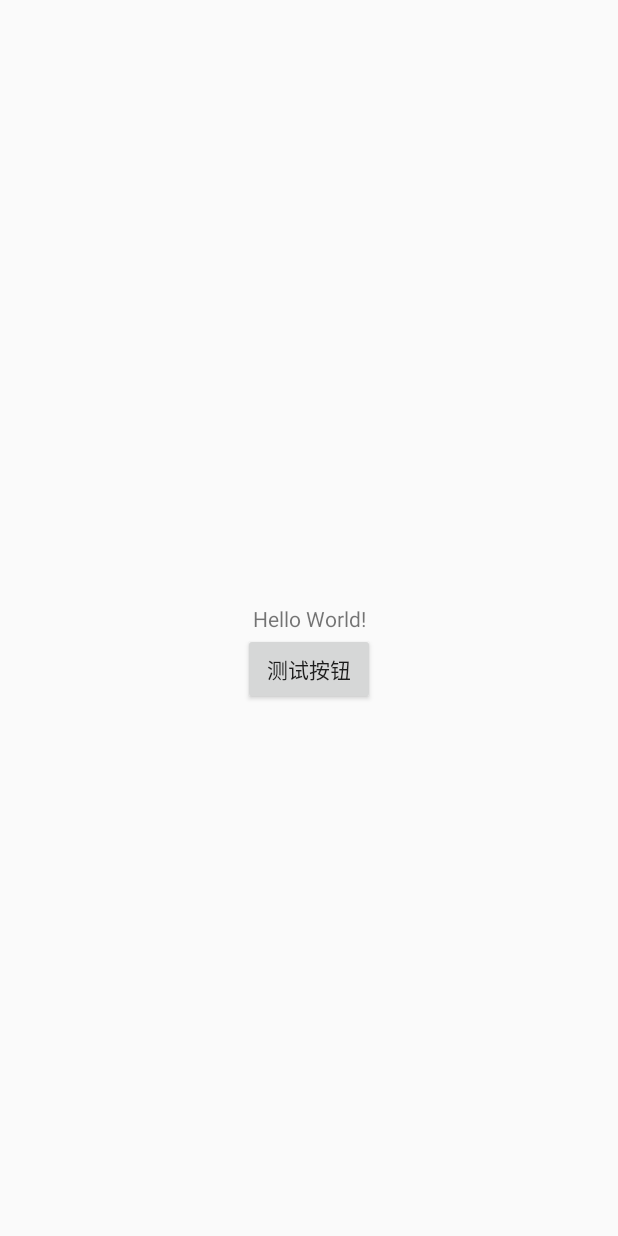
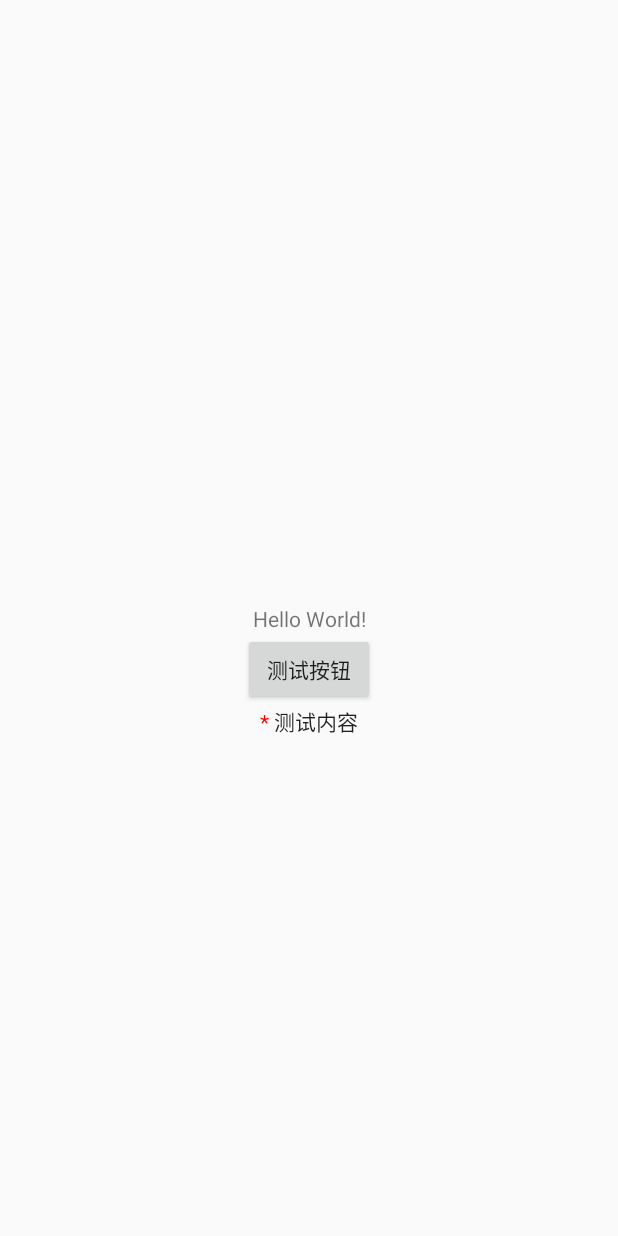
Before and after one commit to parade0393/baseProject, an Android app: the screen it shows after launch (MainActivity), on a phone screen of 412 x 824 dp. Run offline under Robolectric (Android 15) with nearby library versions, the phone set to English and light mode, and no system bars; our stand-ins replace ButterKnife, EventBus, RxJava; libraries missing offline, so code that uses them is left out: com.pgyersdk.update, com.tencent.bugly, com.tencent.smtt; 4 statements that could not run were skipped.

Commit message:
封装EventBus，增加自定义必填TextView

```diff
--- a/app/src/main/java/com/yunduo/wisdom/MainActivity.java
+++ b/app/src/main/java/com/yunduo/wisdom/MainActivity.java
@@ -5,6 +5,9 @@ import android.widget.Button;
 import android.widget.TextView;
 
 import com.yunduo.wisdom.base.BaseActivity;
+import com.yunduo.wisdom.constant.Constant;
+import com.yunduo.wisdom.util.eventbus.Event;
+import com.yunduo.wisdom.util.eventbus.EventBusUtil;
 
 public class MainActivity extends BaseActivity {
 
@@ -32,7 +35,7 @@ public class MainActivity extends BaseActivity {
 
     @Override
     protected void initData() {
-
+        EventBusUtil.sendEvent(new Event(Constant.EventCode.A,true));
     }
 
 }
--- a/app/src/main/java/com/yunduo/wisdom/base/BaseActivity.java
+++ b/app/src/main/java/com/yunduo/wisdom/base/BaseActivity.java
@@ -16,6 +16,7 @@ import android.view.View;
 import com.pgyersdk.update.PgyUpdateManager;
 import com.pgyersdk.update.UpdateManagerListener;
 import com.pgyersdk.update.javabean.AppBean;
+import com.yunduo.wisdom.util.eventbus.EventBusUtil;
 
 import butterknife.ButterKnife;
 import io.reactivex.Observable;
@@ -50,6 +51,9 @@ public abstract class BaseActivity extends AppCompatActivity {
 
     private void afterSetContentView() {
         ButterKnife.bind(this);
+        if (isRegisteredEventBus()){
+            EventBusUtil.register(this);
+        }
         initView();
         initData();
         initEvent();
@@ -78,12 +82,32 @@ public abstract class BaseActivity extends AppCompatActivity {
 
     protected abstract void initEvent();
 
+    /**
+     * 是否注册时间分发 默认不注册
+     * 重写此方法返回true来注册EventBus
+     * @return true:注册；false：不注册
+     */
+    protected boolean isRegisteredEventBus(){
+        return false;
+    }
 
     @Override
     protected void onDestroy() {
         super.onDestroy();
+        if (isRegisteredEventBus()){
+            EventBusUtil.unregister(this);
+        }
     }
 
+    @Override
+    protected void onResume() {
+        super.onResume();
+        if (isRegisteredEventBus()){
+            if (!EventBusUtil.isRegistered(this)){
+                EventBusUtil.register(this);
+            }
+        }
+    }
 
     private void checkUpdate(){
         new PgyUpdateManager.Builder()
--- /dev/null
+++ b/app/src/main/java/com/yunduo/wisdom/custom_view/RequiredTextView.java
@@ -0,0 +1,68 @@
+package com.yunduo.wisdom.custom_view;
+
+import android.content.Context;
+import android.content.res.TypedArray;
+import android.graphics.Color;
+import android.support.v7.widget.AppCompatTextView;
+import android.text.Spannable;
+import android.text.SpannableString;
+import android.text.Spanned;
+import android.text.TextUtils;
+import android.text.style.ForegroundColorSpan;
+import android.util.AttributeSet;
+
+import com.yunduo.wisdom.R;
+import com.yunduo.wisdom.util.font.FontCache;
+
+/**
+ * Created by parade岁月 on 2019/8/21 12:22
+ * 必填TextView，比如文字前有*，前缀字体可定制，颜色可定制
+ */
+public class RequiredTextView extends AppCompatTextView {
+
+    private String prefix = "";
+    private int prefixColor = Color.RED;
+    private String content;
+    private String typeFace;
+
+    public RequiredTextView(Context context) {
+        this(context, (AttributeSet) null);
+    }
+
+    public RequiredTextView(Context context, AttributeSet attrs) {
+        this(context, attrs, 0);
+    }
+
+    public RequiredTextView(Context context, AttributeSet attrs, int defStyleAttr) {
+        super(context, attrs, defStyleAttr);
+        init(context,attrs);
+    }
+
+    private void init(Context context, AttributeSet attrs) {
+        TypedArray array = context.obtainStyledAttributes(attrs, R.styleable.RequiredTextView);
+        prefix = array.getString(R.styleable.RequiredTextView_prefix);
+        prefixColor = array.getInteger(R.styleable.RequiredTextView_prefix_color, Color.RED);
+        content = array.getString(R.styleable.RequiredTextView_android_text);
+        typeFace = array.getString(R.styleable.RequiredTextView_type_face);
+        if (!TextUtils.isEmpty(typeFace)){
+            setTypeface(FontCache.getTypeface(typeFace,context));
+        }
+        if (TextUtils.isEmpty(prefix)){
+            prefix = "*";
+        }
+        if (TextUtils.isEmpty(content)){
+            content = "";
+        }
+
+        setTextContent(content);
+        array.recycle();
+    }
+
+    private void setTextContent(String content) {
+        Spannable span = new SpannableString(prefix +" "+ content);
+        span.setSpan(new ForegroundColorSpan(prefixColor), 0, prefix.length(), Spanned.SPAN_EXCLUSIVE_EXCLUSIVE);
+        setText(span);
+    }
+
+
+}
--- a/app/src/main/res/layout/activity_main.xml
+++ b/app/src/main/res/layout/activity_main.xml
@@ -25,4 +25,13 @@
         app:layout_constraintLeft_toLeftOf="parent"
         app:layout_constraintRight_toRightOf="parent"/>
 
+    <com.yunduo.wisdom.custom_view.RequiredTextView
+        android:id="@+id/re_text"
+        app:layout_constraintTop_toBottomOf="@id/btn_test"
+        app:layout_constraintLeft_toLeftOf="parent"
+        app:layout_constraintRight_toRightOf="parent"
+        android:layout_width="wrap_content"
+        android:layout_height="wrap_content"
+        android:text="测试内容"/>
+
 </android.support.constraint.ConstraintLayout>
```
Also changed, not shown: app/src/main/java/com/yunduo/wisdom/base/BaseFragment.java (+33 -7 lines), app/src/main/java/com/yunduo/wisdom/constant/Constant.java (+6 -1 lines), app/src/main/java/com/yunduo/wisdom/util/eventbus/Event.java (added, +48 -0 lines), app/src/main/java/com/yunduo/wisdom/util/eventbus/EventBusUtil.java (added, +28 -0 lines), app/src/main/java/com/yunduo/wisdom/util/font/FontCache.java (added, +25 -0 lines), app/src/main/res/values/attrs.xml (added, +13 -0 lines), 1 other file.
